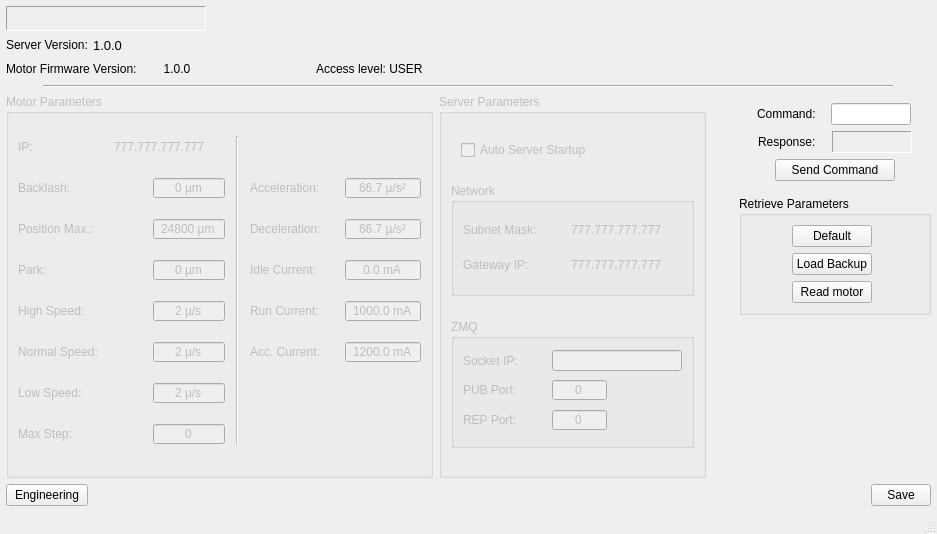
Old version of the form assets/ui/engineering.ui in the repository dev-LNA/HostFocuser160.
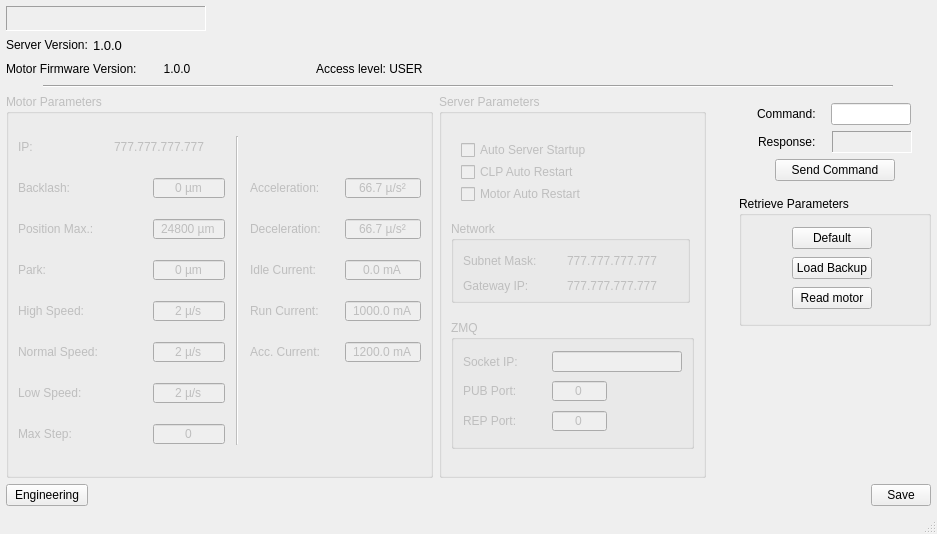
New version of the form. Icons and pictures are not drawn.

Commit message: Added CLP and MOTOR autorestart configuration

Patch:
```diff
--- a/assets/ui/engineering.ui
+++ b/assets/ui/engineering.ui
@@ -1343,11 +1343,16 @@
         <property name="title">
          <string>Server Parameters</string>
         </property>
-        <layout class="QGridLayout" name="gridLayout_5">
-         <property name="verticalSpacing">
-          <number>6</number>
+        <layout class="QVBoxLayout" name="verticalLayout_5">
+         <property name="spacing">
+          <number>0</number>
          </property>
-         <item row="0" column="0">
+         <item>
+          <layout class="QVBoxLayout" name="verticalLayout_3">
+           <property name="spacing">
+            <number>2</number>
+           </property>
+           <item>
           <layout class="QHBoxLayout" name="horizontalLayout_9">
            <item>
             <spacer name="horizontalSpacer_12">
@@ -1377,30 +1382,98 @@
            </item>
           </layout>
          </item>
-         <item row="1" column="0">
+           <item>
+            <layout class="QHBoxLayout" name="horizontalLayout_11">
+             <item>
+              <spacer name="horizontalSpacer_14">
+               <property name="orientation">
+                <enum>Qt::Orientation::Horizontal</enum>
+               </property>
+               <property name="sizeType">
+                <enum>QSizePolicy::Policy::Maximum</enum>
+               </property>
+               <property name="sizeHint" stdset="0">
+                <size>
+                 <width>10</width>
+                 <height>20</height>
+                </size>
+               </property>
+              </spacer>
+             </item>
+             <item>
+              <widget class="QCheckBox" name="cbCLPAutoRestart">
+               <property name="statusTip">
+                <string/>
+               </property>
+               <property name="text">
+                <string>CLP Auto Restart</string>
+               </property>
+              </widget>
+             </item>
+            </layout>
+           </item>
+           <item>
+            <layout class="QHBoxLayout" name="horizontalLayout_12">
+             <item>
+              <spacer name="horizontalSpacer_15">
+               <property name="orientation">
+                <enum>Qt::Orientation::Horizontal</enum>
+               </property>
+               <property name="sizeType">
+                <enum>QSizePolicy::Policy::Maximum</enum>
+               </property>
+               <property name="sizeHint" stdset="0">
+                <size>
+                 <width>10</width>
+                 <height>20</height>
+                </size>
+               </property>
+              </spacer>
+             </item>
+             <item>
+              <widget class="QCheckBox" name="cbMotorAutoRestart">
+               <property name="statusTip">
+                <string/>
+               </property>
+               <property name="text">
+                <string>Motor Auto Restart</string>
+               </property>
+              </widget>
+             </item>
+            </layout>
+           </item>
+          </layout>
+         </item>
+         <item>
           <widget class="QGroupBox" name="gbNetwork">
            <property name="enabled">
             <bool>false</bool>
            </property>
            <property name="minimumSize">
             <size>
-             <width>243</width>
-             <height>97</height>
+             <width>231</width>
+             <height>78</height>
             </size>
            </property>
            <property name="maximumSize">
             <size>
-             <width>243</width>
-             <height>113</height>
+             <width>239</width>
+             <height>82</height>
             </size>
            </property>
            <property name="title">
             <string>Network</string>
            </property>
            <layout class="QGridLayout" name="gridLayout_3">
-            <property name="verticalSpacing">
+            <property name="topMargin">
              <number>6</number>
             </property>
+            <property name="bottomMargin">
+             <number>0</number>
+            </property>
+            <property name="verticalSpacing">
+             <number>0</number>
+            </property>
             <item row="1" column="1">
              <widget class="QLineEdit" name="txtGatewayIP">
               <property name="sizePolicy">
@@ -1546,7 +1619,7 @@
            </layout>
           </widget>
          </item>
-         <item row="2" column="0">
+         <item>
           <widget class="QGroupBox" name="gbZMQ">
            <property name="enabled">
             <bool>false</bool>
@@ -1554,7 +1627,7 @@
            <property name="minimumSize">
             <size>
              <width>243</width>
-             <height>129</height>
+             <height>116</height>
             </size>
            </property>
            <property name="maximumSize">
@@ -1917,13 +1990,25 @@
         <property name="sizeHint" stdset="0">
          <size>
           <width>20</width>
-          <height>18</height>
+          <height>24</height>
          </size>
         </property>
        </spacer>
       </item>
       <item row="1" column="3">
        <widget class="QGroupBox" name="gbRetrieveParameters">
+        <property name="minimumSize">
+         <size>
+          <width>0</width>
+          <height>130</height>
+         </size>
+        </property>
+        <property name="maximumSize">
+         <size>
+          <width>16777215</width>
+          <height>150</height>
+         </size>
+        </property>
         <property name="title">
          <string>Retrieve Parameters</string>
         </property>
```
Lines whose indentation alone changed are shown as unchanged. The commit also changes 12 other files.
